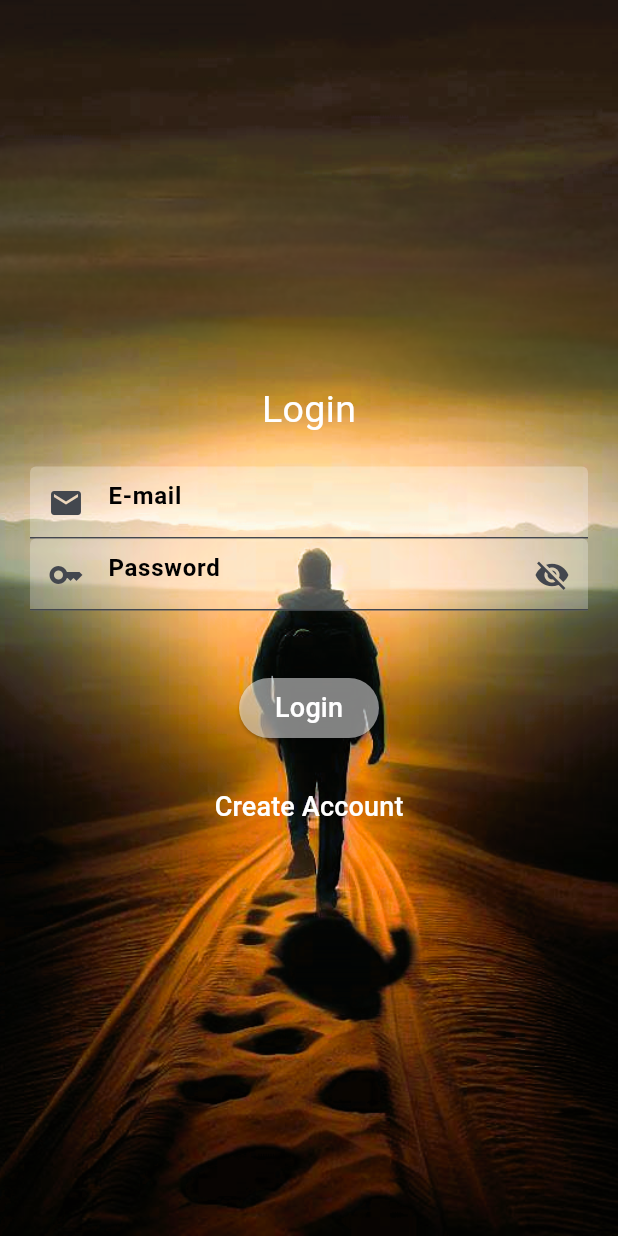
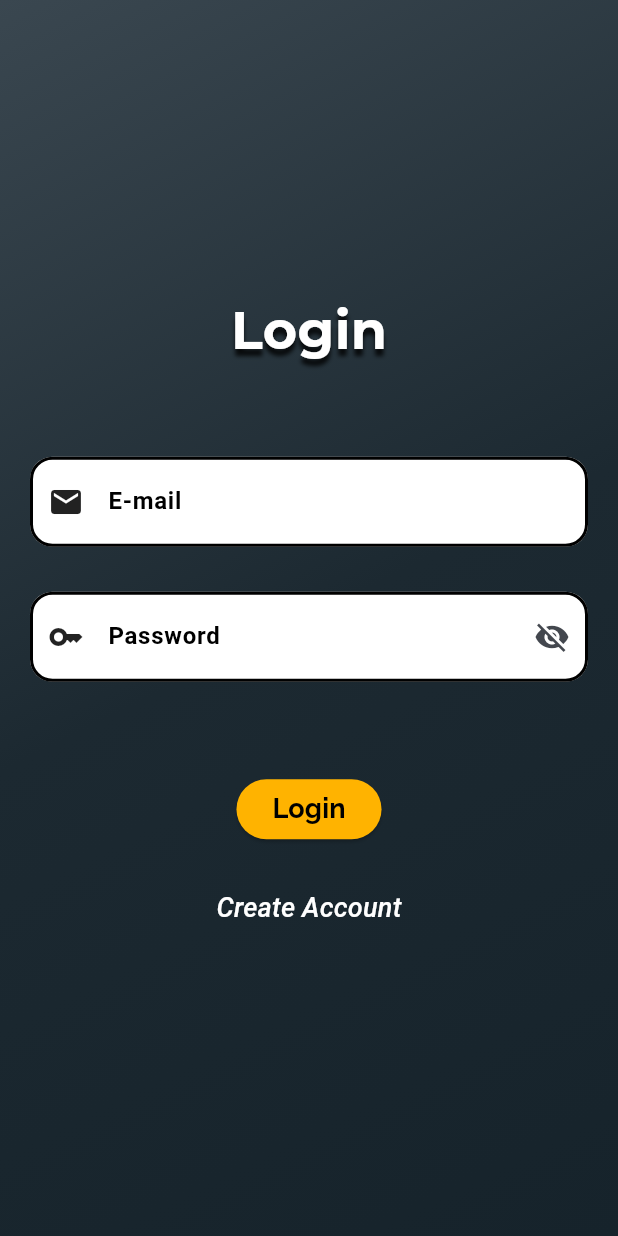
Before and after one commit to mateuszkasprzak94/fitness_prodigy, a Flutter app: the LoginPage screen opened directly, on a phone screen of 412 x 824 dp. Run offline on Flutter 3.47's test engine with Material 3 defaults, Android fonts, the phone set to English and light mode, and no system bars; our stand-ins replace bloc, cloud_firestore, dio, email_validator, firebase_auth, firebase_core and 7 more; accounts and stored records are empty; generated files the repository leaves out were written again.

Commit message:
Redesign Login Page Layout

```diff
--- a/lib/app/pages/login_page/login_page.dart
+++ b/lib/app/pages/login_page/login_page.dart
@@ -1,7 +1,10 @@
+import 'package:fitness_prodigy/app/core/constants.dart';
 import 'package:fitness_prodigy/app/cubit/auth_cubit.dart';
 import 'package:flutter/material.dart';
 import 'package:flutter_bloc/flutter_bloc.dart';
 import 'package:flutter_gen/gen_l10n/app_localizations.dart';
+import 'package:google_fonts/google_fonts.dart';
+import 'package:email_validator/email_validator.dart';
 
 class LoginPage extends StatefulWidget {
   LoginPage({
@@ -35,55 +38,99 @@ class _LoginPageState extends State<LoginPage> {
               return Center(
                 child: Container(
                   decoration: const BoxDecoration(
-                    image: DecorationImage(
-                        image: AssetImage('assets/images/step.png'),
-                        fit: BoxFit.cover),
+                    gradient: LinearGradient(
+                        colors: kHomeGradient,
+                        begin: Alignment.topLeft,
+                        end: Alignment.bottomRight),
                   ),
-                  child: Padding(
-                    padding: const EdgeInsets.fromLTRB(20, 3, 20, 10),
                   child: Column(
                     mainAxisAlignment: MainAxisAlignment.center,
                     children: [
-                        Text(
+                      Padding(
+                        padding: const EdgeInsets.only(bottom: 30),
+                        child: Text(
                           isCreatingAccount == true
                               ? AppLocalizations.of(context).register
                               : AppLocalizations.of(context).login,
-                          style: const TextStyle(
+                          style: GoogleFonts.montserrat(
                             color: Colors.white,
-                            fontSize: 25,
+                            fontSize: 35,
+                            fontWeight: FontWeight.bold,
+                            shadows: [
+                              Shadow(
+                                color: Colors.black.withOpacity(0.8),
+                                offset: const Offset(0, 5),
+                                blurRadius: 3,
+                              ),
+                            ],
                           ),
                         ),
-                        const SizedBox(
-                          height: 20,
                       ),
-                        TextField(
+                      Padding(
+                        padding: const EdgeInsets.symmetric(
+                            horizontal: 20, vertical: 30),
+                        child: TextFormField(
                           keyboardType: TextInputType.emailAddress,
                           controller: widget.emailController,
+                          autovalidateMode: AutovalidateMode.onUserInteraction,
+                          validator: (email) =>
+                              email != null && !EmailValidator.validate(email)
+                                  ? 'Enter a valid email'
+                                  : null,
                           decoration: InputDecoration(
-                            prefixIcon: const Icon(Icons.email),
+                            enabledBorder: OutlineInputBorder(
+                              borderRadius: BorderRadius.circular(15),
+                              borderSide: const BorderSide(
+                                color: Colors.black,
+                                width: 2,
+                              ),
+                            ),
+                            prefixIcon: const Icon(
+                              Icons.email,
+                              color: Colors.black87,
+                            ),
                             suffixIcon: widget.emailController.text.isEmpty
                                 ? Container(width: 0)
                                 : IconButton(
                                     onPressed: () =>
                                         widget.emailController.clear(),
-                                    icon: const Icon(Icons.close)),
+                                    icon: const Icon(Icons.close),
+                                  ),
                             hintText: AppLocalizations.of(context).email,
                             filled: true,
-                            fillColor: const Color.fromARGB(69, 255, 255, 255),
+                            fillColor: Colors.white,
                             hintStyle: const TextStyle(
                                 color: Colors.black,
                                 fontSize: 16,
                                 fontWeight: FontWeight.bold),
+                            contentPadding: const EdgeInsets.symmetric(
+                                vertical: 18, horizontal: 20),
+                            border: OutlineInputBorder(
+                              borderRadius: BorderRadius.circular(15),
                             ),
-                          style: const TextStyle(
+                          ),
+                          style: GoogleFonts.roboto(
                             color: Colors.black87,
                           ),
                         ),
-                        TextField(
+                      ),
+                      Padding(
+                        padding: const EdgeInsets.symmetric(horizontal: 20),
+                        child: TextField(
                           controller: widget.passwordController,
                           obscureText: isPasswordVisible,
                           decoration: InputDecoration(
-                            prefixIcon: const Icon(Icons.key),
+                            enabledBorder: OutlineInputBorder(
+                              borderRadius: BorderRadius.circular(15),
+                              borderSide: const BorderSide(
+                                color: Colors.black,
+                                width: 2,
+                              ),
+                            ),
+                            prefixIcon: const Icon(
+                              Icons.key,
+                              color: Colors.black87,
+                            ),
                             suffixIcon: IconButton(
                               icon: isPasswordVisible
                                   ? const Icon(Icons.visibility_off)
@@ -93,24 +140,34 @@ class _LoginPageState extends State<LoginPage> {
                             ),
                             hintText: AppLocalizations.of(context).password,
                             filled: true,
-                            fillColor: const Color.fromARGB(69, 255, 255, 255),
+                            fillColor: Colors.white,
                             hintStyle: const TextStyle(
                               color: Colors.black,
                               fontSize: 16,
                               fontWeight: FontWeight.bold,
                             ),
+                            contentPadding: const EdgeInsets.symmetric(
+                                vertical: 18, horizontal: 20),
+                            border: OutlineInputBorder(
+                              borderRadius: BorderRadius.circular(15),
                             ),
-                          style: const TextStyle(
+                          ),
+                          style: GoogleFonts.roboto(
                             color: Colors.black87,
+                          ),
                         ),
                       ),
                       const SizedBox(
                         height: 20,
                       ),
-                        Text(
+                      Padding(
+                        padding: const EdgeInsets.symmetric(
+                            horizontal: 10, vertical: 10),
+                        child: Text(
                           errorMessage as String,
                           style: const TextStyle(
                             color: Color.fromARGB(255, 253, 29, 13),
+                          ),
                         ),
                       ),
                       ElevatedButton(
@@ -129,15 +186,16 @@ class _LoginPageState extends State<LoginPage> {
                           }
                         },
                         style: ElevatedButton.styleFrom(
-                            backgroundColor: Colors.white.withOpacity(0.5),
+                          backgroundColor: Colors.amber.shade600,
                         ),
                         child: Text(
                           isCreatingAccount == true
                               ? AppLocalizations.of(context).registerr
                               : AppLocalizations.of(context).loginn,
-                            style: const TextStyle(
-                              color: Colors.white,
+                          style: GoogleFonts.raleway(
+                            color: Colors.black,
                             fontSize: 18,
+                            fontWeight: FontWeight.bold,
                           ),
                         ),
                       ),
@@ -154,6 +212,7 @@ class _LoginPageState extends State<LoginPage> {
                             style: const TextStyle(
                               color: Colors.white,
                               fontSize: 18,
+                              fontStyle: FontStyle.italic,
                             ),
                           ),
                         ),
@@ -170,12 +229,12 @@ class _LoginPageState extends State<LoginPage> {
                             style: const TextStyle(
                               color: Colors.white,
                               fontSize: 18,
+                              fontStyle: FontStyle.italic,
                             ),
                           ),
                         ),
                       ],
                     ],
-                    ),
                   ),
                 ),
               );
--- a/pubspec.yaml
+++ b/pubspec.yaml
@@ -37,6 +37,7 @@ dependencies:
   get_it: ^7.6.4
   injectable: ^2.3.2
   auto_size_text: ^3.0.0
+  email_validator: ^2.1.17
 
 dev_dependencies:
   flutter_test:
```
Also changed, not shown: pubspec.lock. Lines whose indentation alone changed are shown as unchanged.
